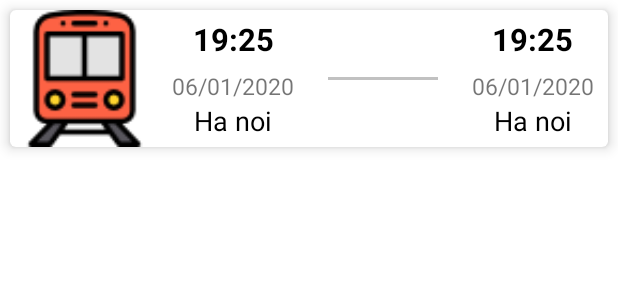
After one commit to conchonha/AppVeTau, an Android app: the layout row_items_chon_chuyen_tau.xml on its own in the app's theme, with its tools: preview values and no code run, on a phone screen of 412 x 824 dp. The commit adds this screen. Shown: the top 300 px of the screen. Run offline under Robolectric (Android 15) with nearby library versions, the phone set to English and light mode, and no system bars.

Commit message:
chon chuyen tau 50%

```diff
--- a/app/src/main/java/com/cj/trainticks/src/page/home/ShowListChuyenTauActivity.java
+++ b/app/src/main/java/com/cj/trainticks/src/page/home/ShowListChuyenTauActivity.java
@@ -1,9 +1,16 @@
 package com.cj.trainticks.src.page.home;
+
+import android.content.Intent;
+import android.view.View;
 
 import com.cj.trainticks.R;
 import com.cj.trainticks.base.BaseActivity;
+import com.cj.trainticks.utils.Constain;
+import com.google.gson.JsonArray;
 
-public class ShowListChuyenTauActivity extends BaseActivity {
+import org.json.JSONArray;
+
+public class ShowListChuyenTauActivity extends BaseActivity implements View.OnClickListener {
     @Override
     protected int getContentView() {
         return R.layout.show_list_chuyen_tau_activity;
@@ -16,11 +23,22 @@ public class ShowListChuyenTauActivity extends BaseActivity {
 
     @Override
     protected void onListenerClicked() {
-
+        findViewById(R.id.img_back).setOnClickListener(this);
     }
 
     @Override
     protected void onInit() {
+//        Intent intent = getIntent();
+//        String reponse = intent.getStringExtra(Constain.keyListChuyenTau);
+//        JSONArray jsonArray
+    }
 
+    @Override
+    public void onClick(View v) {
+        switch (v.getId()){
+            case R.id.img_back:
+                finish();
+                break;
+        }
     }
 }
--- /dev/null
+++ b/app/src/main/res/layout/row_items_chon_chuyen_tau.xml
@@ -0,0 +1,101 @@
+<?xml version="1.0" encoding="utf-8"?>
+<RelativeLayout xmlns:android="http://schemas.android.com/apk/res/android"
+    android:layout_width="match_parent"
+    android:layout_height="match_parent"
+    xmlns:app="http://schemas.android.com/apk/res-auto">
+    <androidx.cardview.widget.CardView
+        android:layout_width="match_parent"
+        android:layout_height="wrap_content"
+        android:layout_marginLeft="@dimen/_5sdp"
+        android:layout_marginTop="@dimen/_5sdp"
+        android:layout_marginRight="@dimen/_5sdp"
+        app:cardCornerRadius="@dimen/_3sdp"
+        app:cardElevation="@dimen/_4sdp"
+        android:clickable="true"
+        android:foreground="?attr/selectableItemBackground"
+        android:layout_marginBottom="@dimen/_2sdp">
+        <LinearLayout
+            android:layout_width="match_parent"
+            android:gravity="center"
+            android:layout_height="wrap_content">
+            <ImageView
+                android:layout_width="0dp"
+                android:layout_weight="1"
+                android:layout_height="@dimen/_70sdp"
+                android:src="@drawable/ic_tau_hoa"
+                />
+            <LinearLayout
+                android:layout_width="0dp"
+                android:layout_weight="1"
+                android:gravity="center"
+                android:layout_height="wrap_content"
+                android:id="@+id/liner_gadi"
+                android:orientation="vertical">
+                <TextView
+                    android:layout_width="wrap_content"
+                    android:layout_height="wrap_content"
+                    android:text="19:25"
+                    android:id="@+id/txt_thoi_gian_1"
+                    android:textColor="#000"
+                    android:textStyle="bold"
+                    android:textSize="@dimen/_16ssp"/>
+                <TextView
+                    android:layout_width="wrap_content"
+                    android:layout_height="wrap_content"
+                    android:text="06/01/2020"
+                    android:id="@+id/txt_ngay_1"
+                    android:layout_marginTop="@dimen/_5sdp"
+                    android:textSize="@dimen/_12ssp"/>
+                <TextView
+                    android:layout_width="wrap_content"
+                    android:layout_height="wrap_content"
+                    android:text="Ha noi"
+                    android:id="@+id/txt_dia_diem_1"
+                    android:textColor="#000"
+                    android:textSize="@dimen/_14ssp"/>
+            </LinearLayout>
+            <RelativeLayout
+                android:layout_width="0dp"
+                android:layout_weight="1"
+                android:padding="@dimen/_10sdp"
+                android:layout_height="match_parent"
+                >
+                <TextView
+                    android:layout_width="match_parent"
+                    android:layout_height="2dp"
+                    android:background="#3E000000"
+                    android:layout_centerInParent="true"/>
+            </RelativeLayout>
+            <LinearLayout
+                android:layout_width="0dp"
+                android:layout_weight="1"
+                android:gravity="center"
+                android:layout_height="wrap_content"
+                android:id="@+id/liner_gadi"
+                android:orientation="vertical">
+                <TextView
+                    android:layout_width="wrap_content"
+                    android:layout_height="wrap_content"
+                    android:text="19:25"
+                    android:id="@+id/txt_thoi_gian_1"
+                    android:textColor="#000"
+                    android:textStyle="bold"
+                    android:textSize="@dimen/_16ssp"/>
+                <TextView
+                    android:layout_width="wrap_content"
+                    android:layout_height="wrap_content"
+                    android:text="06/01/2020"
+                    android:id="@+id/txt_ngay_1"
+                    android:layout_marginTop="@dimen/_5sdp"
+                    android:textSize="@dimen/_12ssp"/>
+                <TextView
+                    android:layout_width="wrap_content"
+                    android:layout_height="wrap_content"
+                    android:text="Ha noi"
+                    android:id="@+id/txt_dia_diem_1"
+                    android:textColor="#000"
+                    android:textSize="@dimen/_14ssp"/>
+            </LinearLayout>
+        </LinearLayout>
+    </androidx.cardview.widget.CardView>
+</RelativeLayout>
--- a/app/src/main/res/layout/show_list_chuyen_tau_activity.xml
+++ b/app/src/main/res/layout/show_list_chuyen_tau_activity.xml
@@ -1,6 +1,36 @@
 <?xml version="1.0" encoding="utf-8"?>
-<androidx.constraintlayout.widget.ConstraintLayout
+<LinearLayout
+    android:orientation="vertical"
     xmlns:android="http://schemas.android.com/apk/res/android" android:layout_width="match_parent"
     android:layout_height="match_parent">
+    <RelativeLayout
+        android:layout_width="match_parent"
+        android:layout_height="wrap_content">
 
-</androidx.constraintlayout.widget.ConstraintLayout>
+        <ImageView
+            android:layout_width="wrap_content"
+            android:layout_height="wrap_content"
+            android:id="@+id/img_back"
+            android:clickable="true"
+            android:foreground="?attr/selectableItemBackground"
+            android:src="@drawable/ic_back"
+            android:elevation="@dimen/_15ssp"
+            android:layout_centerVertical="true"
+            android:layout_marginLeft="@dimen/_10sdp"/>
+
+        <TextView
+            android:id="@+id/mTVHome"
+            android:layout_width="match_parent"
+            android:layout_height="?actionBarSize"
+            android:background="@color/bacground"
+            android:gravity="center"
+            android:text="@string/chon_chuyen_tau"
+            android:textColor="@color/white"
+            android:textSize="25sp"
+            android:textStyle="bold" />
+    </RelativeLayout>
+    <androidx.recyclerview.widget.RecyclerView
+        android:layout_width="match_parent"
+        android:layout_height="wrap_content"
+        android:id="@+id/recyclerview_chon_chuyen_tau"/>
+</LinearLayout>
--- a/app/src/main/res/values/strings.xml
+++ b/app/src/main/res/values/strings.xml
@@ -46,4 +46,5 @@
     <string name="please_choice_ga_den">Vui lòng chọn ga đến </string>
     <string name="please_choice_time">Vui lòng chọn thời gian </string>
     <string name="no_reponse_sever">Không tìm thấy kết quả</string>
+    <string name="chon_chuyen_tau">Chọn chuyến tàu</string>
 </resources>
```
Also changed, not shown: app/src/main/res/drawable-hdpi/ic_tau_hoa.png (added), app/src/main/res/drawable-hdpi/ic_train.png (added).
